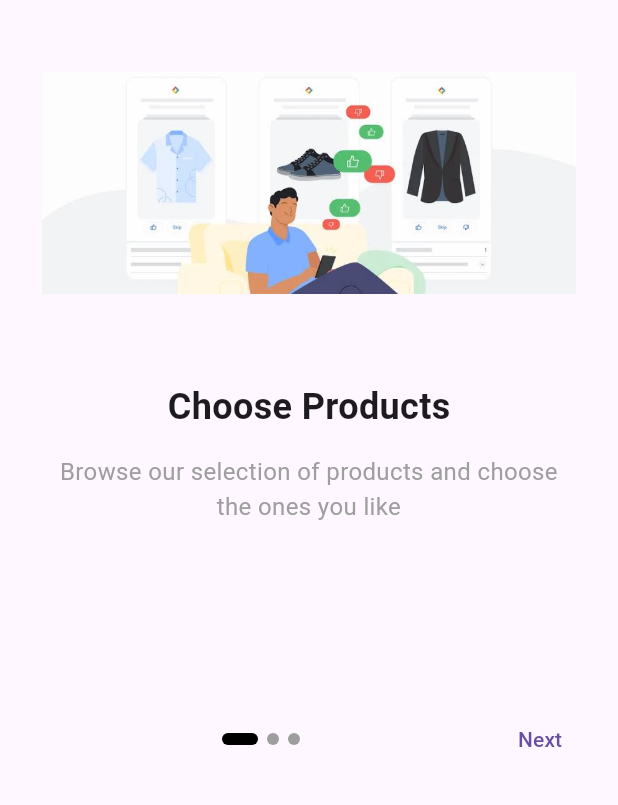
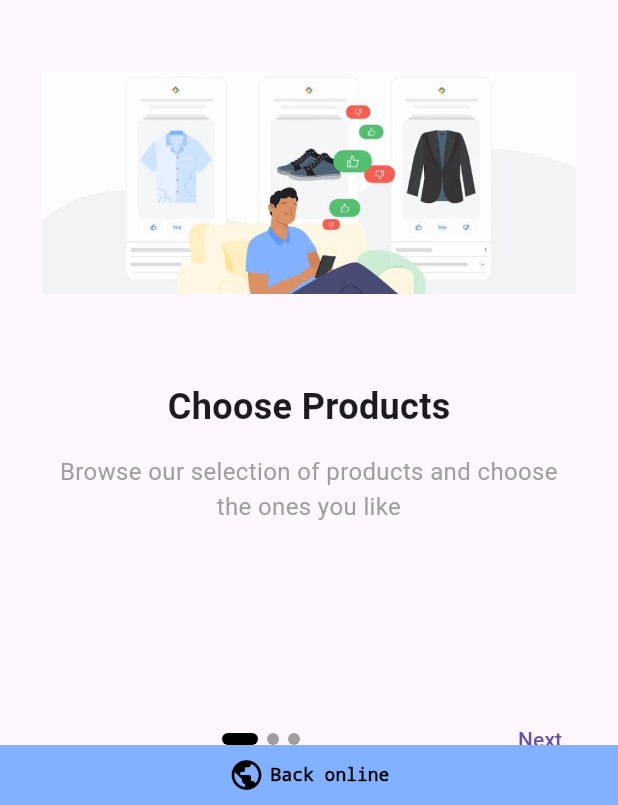
Before and after one commit to S-yuvaraj03/gshop, a Flutter app: the first screen one second after launch, on a phone screen of 412 x 824 dp, the part 431-1236 px from its top. Run offline on Flutter 3.47's test engine with Material 3 defaults, Android fonts, the phone set to English and light mode, and no system bars; our stand-ins replace bloc, cloud_firestore, connectivity_plus, equatable, firebase_auth, firebase_core and 19 more; missing offline and left inert: flutter_barcode_scanner; accounts and stored records are empty; generated files the repository leaves out were written again.

Commit message:
Network Connectivity validator added

```diff
--- /dev/null
+++ b/lib/AppEntrypoint.dart
@@ -0,0 +1,61 @@
+import 'package:flutter/material.dart';
+import 'package:flutter_bloc/flutter_bloc.dart';
+import 'package:gshop/features/shop/screens/NetworkConnectivity/Connectivity_bloc/connectivity_bloc.dart';
+import 'package:gshop/features/shop/screens/NetworkConnectivity/NetworkDialogscreen.dart';
+import 'package:gshop/features/shop/screens/Landinpage.dart';
+
+import 'package:gshop/features/shop/screens/OnboardingScreen.dart';
+import 'package:gshop/features/shop/screens/BottomNavigator/bottomNavigator.dart';
+
+import 'package:firebase_auth/firebase_auth.dart';
+import 'package:shared_preferences/shared_preferences.dart';
+
+class AppEntryPoint extends StatelessWidget {
+  @override
+  Widget build(BuildContext context) {
+    return BlocBuilder<ConnectivityBloc, ConnectivityState>(
+      builder: (context, state) {
+        if (state is ConnectivityOffline) {
+          // Show the network error screen if there's no connectivity
+          return NetworkErrorDialog();
+        }
+
+        return FutureBuilder<bool>(
+          future: _checkOnboardingComplete(),
+          builder: (context, snapshot) {
+            if (snapshot.connectionState == ConnectionState.waiting) {
+              return const Center(
+                child: CircularProgressIndicator(),
+              );
+            }
+
+            if (snapshot.hasData && !snapshot.data!) {
+              // Show onboarding screen if onboarding is not complete
+              return OnboardingScreen();
+            }
+
+            return StreamBuilder<User?>(
+              stream: FirebaseAuth.instance.userChanges(),
+              builder: (context, snapshot) {
+                if (snapshot.connectionState == ConnectionState.waiting) {
+                  return const Center(
+                    child: CircularProgressIndicator(),
+                  );
+                }
+                if (snapshot.data == null) {
+                  return Landingpage();
+                }
+                return NavigationMenu(); // Home screen after sign-in
+              },
+            );
+          },
+        );
+      },
+    );
+  }
+
+  Future<bool> _checkOnboardingComplete() async {
+    final prefs = await SharedPreferences.getInstance();
+    return prefs.getBool('onboardingComplete') ?? false;
+  }
+}
--- /dev/null
+++ b/lib/features/shop/screens/NetworkConnectivity/Connectivity_bloc/connectivity_bloc.dart
@@ -0,0 +1,43 @@
+import 'package:bloc/bloc.dart';
+import 'package:connectivity_plus/connectivity_plus.dart';
+import 'package:equatable/equatable.dart';
+
+part 'connectivity_event.dart';
+part 'connectivity_state.dart';
+
+class ConnectivityBloc extends Bloc<ConnectivityEvent, ConnectivityState> {
+  final Connectivity _connectivity = Connectivity();
+
+  ConnectivityBloc() : super(ConnectivityInitial()) {
+    // Event handler for ConnectivityChanged
+    on<ConnectivityChanged>((event, emit) {
+      // Check if any of the connectivity results is 'none'
+      if (event.connectivityResults.contains(ConnectivityResult.none)) {
+        emit(ConnectivityOffline());
+      } else {
+        emit(ConnectivityOnline());
+      }
+    });
+
+    // Listen to connectivity changes and add ConnectivityChanged event
+    _connectivity.onConnectivityChanged.listen((List<ConnectivityResult> results) {
+      // Pass the list of ConnectivityResult directly
+      add(ConnectivityChanged(results));
+    });
+
+    // Check initial connectivity status
+    checkInitialConnectivity(); // Now calling the public method directly inside the constructor
+  }
+
+  // Changed the method to public by removing the leading underscore
+  void checkInitialConnectivity() async {
+    final initialResult = await _connectivity.checkConnectivity();
+    add(ConnectivityChanged([initialResult.first]));
+  }
+
+  @override
+  Future<void> close() {
+    // Dispose of any resources if needed
+    return super.close();
+  }
+}
--- /dev/null
+++ b/lib/features/shop/screens/NetworkConnectivity/Connectivity_bloc/connectivity_event.dart
@@ -0,0 +1,17 @@
+part of 'connectivity_bloc.dart';
+
+abstract class ConnectivityEvent extends Equatable {
+  const ConnectivityEvent();
+
+  @override
+  List<Object> get props => [];
+}
+
+class ConnectivityChanged extends ConnectivityEvent {
+  final List<ConnectivityResult> connectivityResults;
+
+  const ConnectivityChanged(this.connectivityResults);
+
+  @override
+  List<Object> get props => [connectivityResults];
+}
--- /dev/null
+++ b/lib/features/shop/screens/NetworkConnectivity/Connectivity_bloc/connectivity_state.dart
@@ -0,0 +1,14 @@
+part of 'connectivity_bloc.dart';
+
+abstract class ConnectivityState extends Equatable {
+  const ConnectivityState();
+
+  @override
+  List<Object> get props => [];
+}
+
+class ConnectivityInitial extends ConnectivityState {}
+
+class ConnectivityOffline extends ConnectivityState {}
+
+class ConnectivityOnline extends ConnectivityState {}
--- /dev/null
+++ b/lib/features/shop/screens/NetworkConnectivity/connectivity_indicator.dart
@@ -0,0 +1,73 @@
+import 'dart:async';
+import 'package:flutter/material.dart';
+import 'package:flutter_bloc/flutter_bloc.dart';
+import 'package:gshop/features/shop/screens/NetworkConnectivity/Connectivity_bloc/connectivity_bloc.dart';
+
+class ConnectivityIndicator extends StatefulWidget {
+  @override
+  _ConnectivityIndicatorState createState() => _ConnectivityIndicatorState();
+}
+
+class _ConnectivityIndicatorState extends State<ConnectivityIndicator> {
+  bool _isVisible = false;
+  Timer? _timer;
+
+  @override
+  Widget build(BuildContext context) {
+    return BlocListener<ConnectivityBloc, ConnectivityState>(
+      listener: (context, state) {
+        if (state is ConnectivityOffline) {
+          setState(() {
+            _isVisible = true; // Show the indicator
+          });
+        } else if (state is ConnectivityOnline) {
+          setState(() {
+            _isVisible = true; // Show the indicator
+          });
+          _startTimer();
+        }
+      },
+      child: Visibility(
+        visible: _isVisible,
+        child: Container(
+          color: context.watch<ConnectivityBloc>().state is ConnectivityOffline ? Colors.black : Colors.blueAccent[100],
+          width: double.infinity,
+          padding: EdgeInsets.all(8.0),
+          child: Row(
+            mainAxisAlignment: MainAxisAlignment.center,
+            children: [
+              Icon(
+                context.watch<ConnectivityBloc>().state is ConnectivityOffline ? Icons.cloud_off : Icons.public,
+                color: context.watch<ConnectivityBloc>().state is ConnectivityOffline ? Colors.white : Colors.black,
+              ),
+              SizedBox(width: 4),
+              Text(
+                context.watch<ConnectivityBloc>().state is ConnectivityOffline ? 'You are offline' : 'Back online',
+                style: TextStyle(
+                  color: context.watch<ConnectivityBloc>().state is ConnectivityOffline ? Colors.white : Colors.black,
+                  fontSize: 12,
+                  decoration: TextDecoration.none,
+                ),
+              ),
+            ],
+          ),
+        ),
+      ),
+    );
+  }
+
+  void _startTimer() {
+    _timer?.cancel(); // Cancel any existing timer
+    _timer = Timer(Duration(seconds: 2), () {
+      setState(() {
+        _isVisible = false; // Hide the indicator after 2 seconds
+      });
+    });
+  }
+
+  @override
+  void dispose() {
+    _timer?.cancel(); // Cancel the timer when the widget is disposed
+    super.dispose();
+  }
+}
--- a/lib/features/shop/screens/UI screen/Homepage/homepage.dart
+++ b/lib/features/shop/screens/UI screen/Homepage/homepage.dart
@@ -51,7 +51,7 @@ class HomeBody extends StatelessWidget {
               } else if (shopState is ShopError) {
                 return Center(child: Text('Error: ${shopState.message}'));
               } else if (shopState is ShopLoaded) {
-                final shop = shopState.shops.isNotEmpty ? shopState.shops.first : null;
+                final shop = shopState.shops.isNotEmpty ? shopState.shops : null;
                 return BlocBuilder<ProductBloc, ProductState>(
                   builder: (context, productState) {
                     if (productState is ProductLoading) {
@@ -60,7 +60,7 @@ class HomeBody extends StatelessWidget {
                       return Center(child: Text('Error: ${productState.message}'));
                     } else if (productState is ProductLoaded) {
                       final products = productState.products;
-                      return KGridview(products: products, shop: shop);
+                      return KGridview(products: products, shops: shop);
                     }
                     return Center(child: Text('No products available'));
                   },
--- a/lib/features/shop/screens/UI screen/Products/ProuctGridview.dart
+++ b/lib/features/shop/screens/UI screen/Products/ProuctGridview.dart
@@ -7,9 +7,9 @@ import 'package:gshop/utils/formatters/Changecase.dart';
 
 class KGridview extends StatelessWidget {
   final List<Product> products;
-  final Shop? shop;
+  final List<Shop>? shops;
 
-  const KGridview({Key? key, required this.products, this.shop}) : super(key: key);
+  const KGridview({Key? key, required this.products,this.shops}) : super(key: key);
 
   @override
   Widget build(BuildContext context) {
@@ -52,7 +52,7 @@ class KGridview extends StatelessWidget {
                 itemCount: entry.value.length,
                 itemBuilder: (context, index) {
                   final product = entry.value[index];
-                  return ProductPage(product: product, shop: shop, allProducts: products);
+                  return ProductPage(product: product, shops: shops, allProducts: products);
                 },
                 shrinkWrap: true, // To prevent scrolling issues
                 physics: NeverScrollableScrollPhysics(), // Disable scrolling for the grid view
--- a/lib/features/shop/screens/UI screen/WishlistPage.dart
+++ b/lib/features/shop/screens/UI screen/WishlistPage.dart
@@ -8,7 +8,7 @@ import 'package:gshop/utils/constant/sizes.dart';
 
 class WishlistPage extends StatelessWidget {
   final List<Product>? allProducts;
-  final Shop? shop;
+  final List<Shop>? shop;
 
   const WishlistPage({
     Key? key,
@@ -50,7 +50,7 @@ class WishlistPage extends StatelessWidget {
                     MaterialPageRoute(
                       builder: (context) => ProductDetailPage(
                         product: product,
-                        shop: shop, // Pass null or shop if available
+                        // shop: shop, // Pass null or shop if available
                         allProducts: allProducts ?? [], // Pass an empty list or allProducts if available
                       ),
                     ),
--- a/lib/features/shop/screens/UI screen/shoppage/shopdetailscreen.dart
+++ b/lib/features/shop/screens/UI screen/shoppage/shopdetailscreen.dart
@@ -317,7 +317,7 @@ class ShopDetailScreen extends StatelessWidget {
                   ),
                 ),
 
-            KGridview(products: shop.products),
+            KGridview(products: shop.products, shops: [],),
           ],
         ),
       ),
--- a/lib/main.dart
+++ b/lib/main.dart
@@ -1,12 +1,12 @@
-import 'package:firebase_auth/firebase_auth.dart';
 import 'package:firebase_messaging/firebase_messaging.dart';
 import 'package:flutter_dotenv/flutter_dotenv.dart';
 import 'package:flutter_riverpod/flutter_riverpod.dart';
+import 'package:gshop/AppEntrypoint.dart';
 import 'package:gshop/common/widgets/Notification.dart';
 import 'package:gshop/features/shop/screens/BottomNavigator/bottomNavigator.dart';
 import 'package:gshop/common/widgets/searchfield.dart';
-import 'package:gshop/features/shop/screens/Landinpage.dart';
-import 'package:gshop/features/shop/screens/OnboardingScreen.dart';
+import 'package:gshop/features/shop/screens/NetworkConnectivity/Connectivity_bloc/connectivity_bloc.dart';
+import 'package:gshop/features/shop/screens/NetworkConnectivity/connectivity_indicator.dart';
 import 'package:gshop/features/shop/screens/UI%20screen/Homepage/homepage.dart';
 import 'package:gshop/features/shop/screens/UI%20screen/Wishlist_bloc/wishlist_bloc.dart';
 import 'package:gshop/features/shop/screens/UI%20screen/orderspage/cart_bloc/cart_bloc.dart';
@@ -19,7 +19,6 @@ import 'package:provider/provider.dart';
 import 'package:flutter/material.dart';
 import 'package:flutter_bloc/flutter_bloc.dart';
 import 'package:permission_handler/permission_handler.dart';
-import 'package:shared_preferences/shared_preferences.dart';
 import 'features/shop/screens/BottomNavigator/bloc/navigation_bloc.dart';
 
 void main() async {
@@ -54,6 +53,9 @@ class MyApp extends StatelessWidget {
     return MultiProvider(
       providers: [
         BlocProvider(
+          create: (context) => ConnectivityBloc()..checkInitialConnectivity(),
+        ),
+        BlocProvider(
           create: (context) => NavigationBloc(),
         ),
         BlocProvider<CartBloc>(
@@ -64,6 +66,15 @@ class MyApp extends StatelessWidget {
       ],
       child: MaterialApp(
         debugShowCheckedModeBanner: false,
+        builder: (context, child) {
+          return Stack(
+            alignment: Alignment.bottomCenter,
+            children: [
+              child!,
+              ConnectivityIndicator(), // Add this to show connectivity status globally
+            ],
+          );
+        },
         routes: {
           '/': (BuildContext context) => AppEntryPoint(),
           '/Navigator': (BuildContext context) => NavigationMenu(),
@@ -75,46 +86,3 @@ class MyApp extends StatelessWidget {
     );
   }
 }
-
-class AppEntryPoint extends StatelessWidget {
-  @override
-  Widget build(BuildContext context) {
-    return FutureBuilder<bool>(
-      future: _checkOnboardingComplete(),
-      builder: (context, snapshot) {
-        if (snapshot.connectionState == ConnectionState.waiting) {
-          return const Center(
-            child: CircularProgressIndicator(),
-          );
-        }
-
-        if (snapshot.hasData && !snapshot.data!) {
-          // Show onboarding screen if onboarding is not complete
-          return OnboardingScreen();
-        }
-
-        return StreamBuilder<User?>(
-          stream: FirebaseAuth.instance.userChanges(),
-          builder: (context, snapshot) {
-            if (snapshot.connectionState == ConnectionState.waiting) {
-              return const Center(
-                child: CircularProgressIndicator(),
-              );
-            }
-
-            if (snapshot.data == null) {
-              return Landingpage();
-            }
-
-            return NavigationMenu(); // Home screen after sign-in
-          },
-        );
-      },
-    );
-  }
-
-  Future<bool> _checkOnboardingComplete() async {
-    final prefs = await SharedPreferences.getInstance();
-    return prefs.getBool('onboardingComplete') ?? false;
-  }
-}
--- a/pubspec.yaml
+++ b/pubspec.yaml
@@ -64,6 +64,7 @@ dependencies:
   quickalert: ^1.1.0
   flutter_barcode_scanner: ^2.0.0
   shared_preferences: ^2.3.1
+  connectivity_plus: ^6.0.5
 
 
 
```
Also changed, not shown: lib/features/shop/screens/NetworkConnectivity/NetworkDialogscreen.dart (added, +50 -0 lines), lib/features/shop/screens/UI screen/Products/ProductDetailPage.dart (+22 -5 lines), lib/features/shop/screens/UI screen/Products/ProductPage.dart (+4 -3 lines), lib/features/shop/screens/UI screen/orderspage/OrderReviewPage.dart (+80 -18 lines), lib/features/shop/screens/UI screen/orderspage/PaymentPage.dart (+7 -0 lines), assets/images/7906228_3800242.jpg (added), pubspec.lock, 3 other files.
